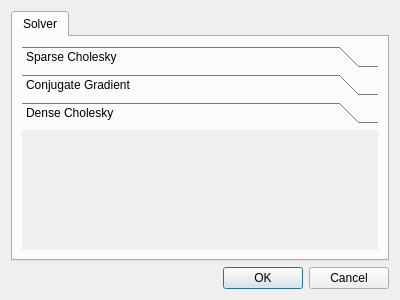
Before: the Qt Designer form gui/ui/AnalysisDialog.ui in ruimaciel/femp, drawn with Qt 5.
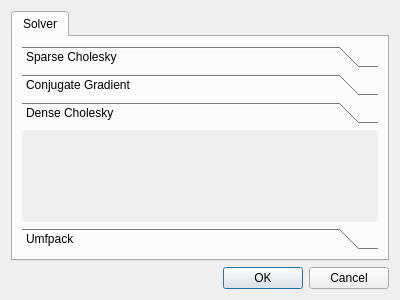
After: the same form once the commit is applied. The open tabs and pages were chosen to show the change.

Commit message: Implemented a Umfpack solver

```diff
--- a/gui/ui/AnalysisDialog.ui
+++ b/gui/ui/AnalysisDialog.ui
@@ -106,10 +106,23 @@
           </layout>
          </widget>
          <widget class="QWidget" name="pageDenseCholesky">
+          <property name="geometry">
+           <rect>
+            <x>0</x>
+            <y>0</y>
+            <width>100</width>
+            <height>30</height>
+           </rect>
+          </property>
           <attribute name="label">
            <string>Dense Cholesky</string>
           </attribute>
          </widget>
+         <widget class="QWidget" name="pageUmfpack">
+          <attribute name="label">
+           <string>Umfpack</string>
+          </attribute>
+         </widget>
         </widget>
        </item>
       </layout>
```
Left out of the diff: 8 changed lines with no effect on the pictures. The commit also changes 4 other files.
